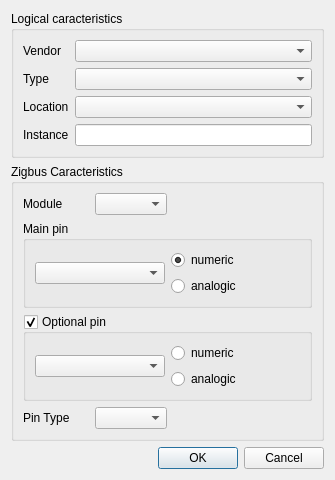
jhx76/zigbus-system, file online/admin/DeviceCreationDialog.ui: the form before one commit.
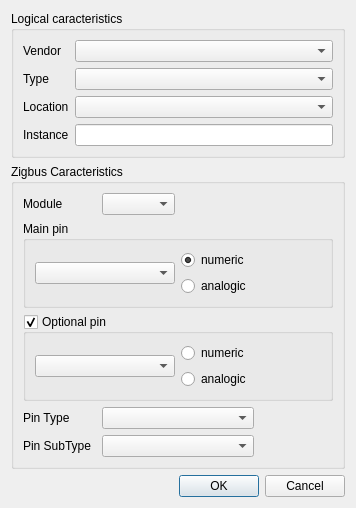
The form after the commit.

Commit message: admin v1.0.1a + bridge-daemon v1.0.0a. XAPHub doesn't work and will stay in v1.0.0a until it works. The XML config file doesn't support serial port paramters and these parameters are wrote statically in the code for the moment (BAUD115200). Location creation screen isn't enable. This is the first version of the working software suit.

What changed in the file:
```diff
--- a/online/admin/DeviceCreationDialog.ui
+++ b/online/admin/DeviceCreationDialog.ui
@@ -6,8 +6,8 @@
    <rect>
     <x>0</x>
     <y>0</y>
-    <width>335</width>
-    <height>439</height>
+    <width>356</width>
+    <height>488</height>
    </rect>
   </property>
   <property name="windowTitle">
@@ -96,7 +96,7 @@
         </property>
        </widget>
       </item>
-      <item row="5" column="1">
+      <item row="5" column="1" colspan="2">
        <widget class="QComboBox" name="pinTypeComboBox"/>
       </item>
       <item row="1" column="0" rowspan="2" colspan="4">
@@ -170,6 +170,16 @@
         </layout>
        </widget>
       </item>
+      <item row="6" column="0">
+       <widget class="QLabel" name="label_5">
+        <property name="text">
+         <string>Pin SubType</string>
+        </property>
+       </widget>
+      </item>
+      <item row="6" column="1" colspan="2">
+       <widget class="QComboBox" name="pinSubTypeComboBox"/>
+      </item>
      </layout>
     </widget>
    </item>
```
The commit also changes 35 other files.
